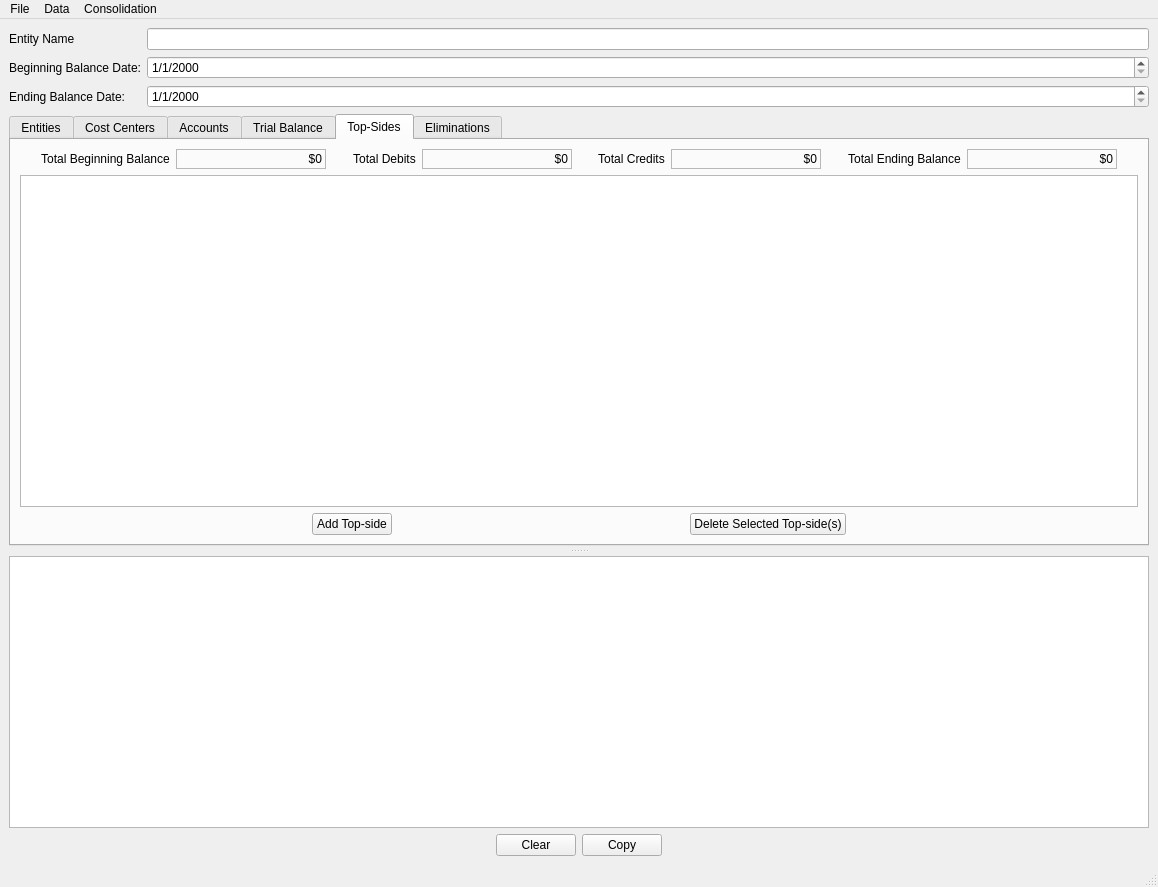
The window that ui/MainWindow4.ui (herrsmitty8128/ConsolidationBuilder) describes before a commit, drawn with Qt 5.
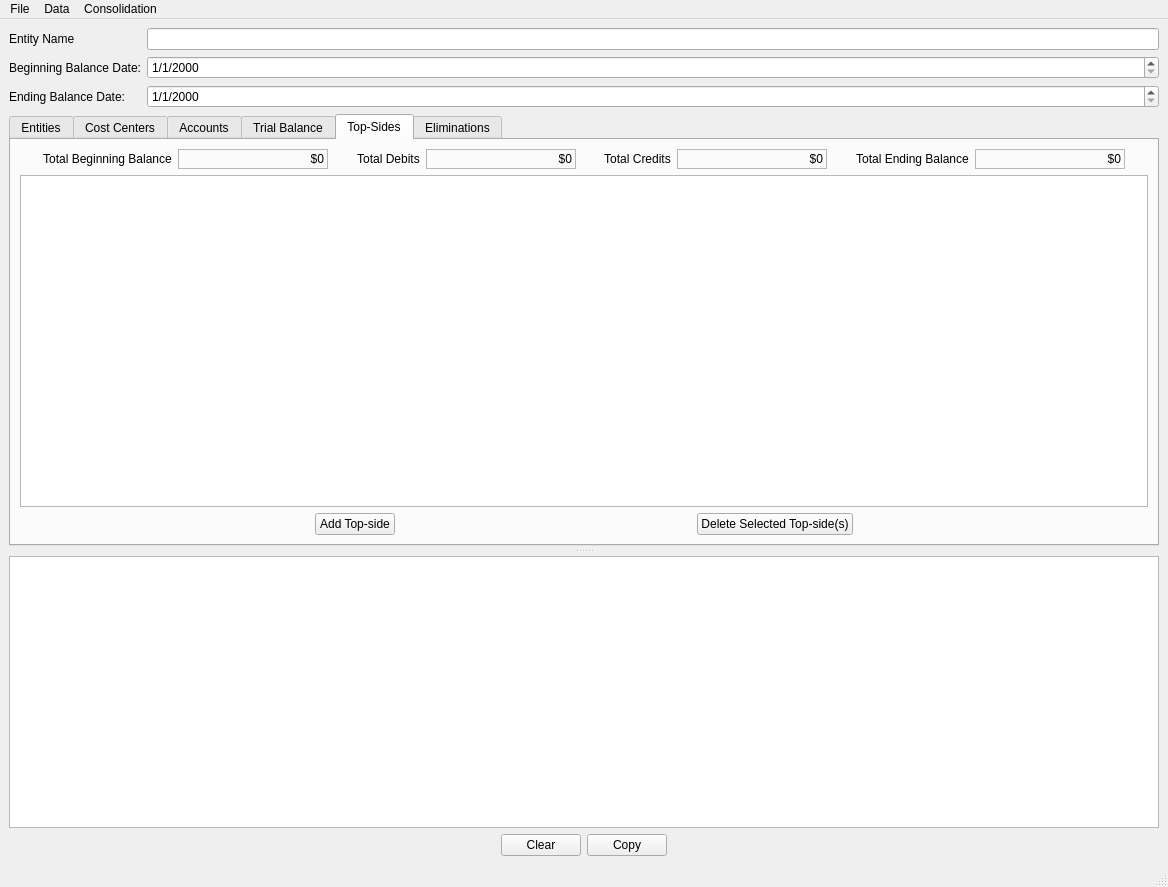
The same window after the commit.

```diff
--- a/ui/MainWindow4.ui
+++ b/ui/MainWindow4.ui
@@ -6,7 +6,7 @@
    <rect>
     <x>0</x>
     <y>0</y>
-    <width>1158</width>
+    <width>1168</width>
     <height>887</height>
    </rect>
   </property>
@@ -737,7 +737,7 @@
     <rect>
      <x>0</x>
      <y>0</y>
-     <width>1158</width>
+     <width>1168</width>
      <height>22</height>
     </rect>
    </property>
```
Left out of the diff: 2 changed lines with no effect on the pictures.
